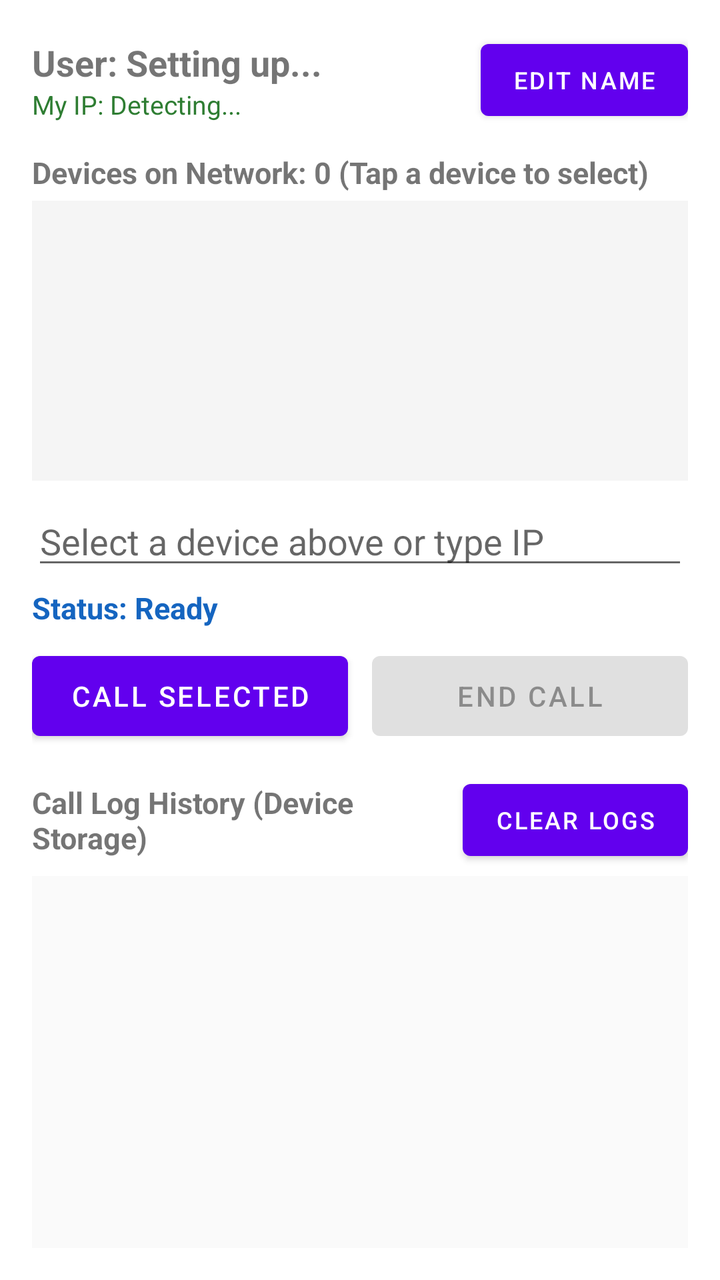
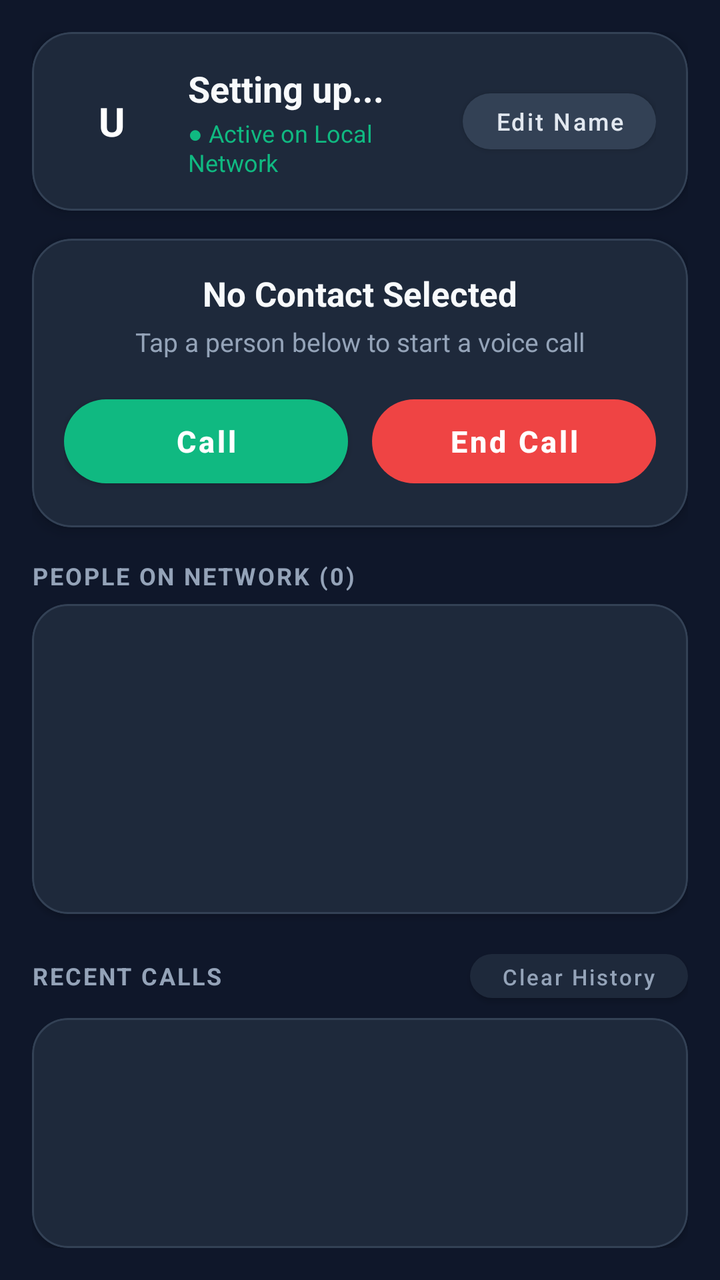

Compare the two renders of this Android layout. The source of the first and the diff that turns it into the second are given below.
<!-- AndroidManifest.xml: application theme Theme.MaterialComponents.DayNight.NoActionBar -->
<!-- res/layout/activity_main.xml -->
<?xml version="1.0" encoding="utf-8"?>
<LinearLayout xmlns:android="http://schemas.android.com/apk/res/android"
    android:layout_width="match_parent"
    android:layout_height="match_parent"
    android:orientation="vertical"
    android:padding="16dp">

    
    <LinearLayout
        android:layout_width="match_parent"
        android:layout_height="wrap_content"
        android:orientation="horizontal"
        android:gravity="center_vertical">

        <LinearLayout
            android:layout_width="0dp"
            android:layout_height="wrap_content"
            android:layout_weight="1"
            android:orientation="vertical">

            <TextView
                android:id="@+id/tvUsername"
                android:layout_width="wrap_content"
                android:layout_height="wrap_content"
                android:text="User: Setting up..."
                android:textSize="18sp"
                android:textStyle="bold" />

            <TextView
                android:id="@+id/tvMyIp"
                android:layout_width="wrap_content"
                android:layout_height="wrap_content"
                android:text="My IP: Detecting..."
                android:textSize="13sp"
                android:textColor="#2E7D32" />
        </LinearLayout>

        <Button
            android:id="@+id/btnChangeName"
            android:layout_width="wrap_content"
            android:layout_height="wrap_content"
            android:text="Edit Name"
            android:textSize="12sp" />
    </LinearLayout>

    
    <TextView
        android:id="@+id/tvDeviceCount"
        android:layout_width="match_parent"
        android:layout_height="wrap_content"
        android:text="Devices on Network: 0 (Tap a device to select)"
        android:textStyle="bold"
        android:textSize="15sp"
        android:layout_marginTop="12dp" />

    <ListView
        android:id="@+id/lvDevices"
        android:layout_width="match_parent"
        android:layout_height="140dp"
        android:background="#F5F5F5"
        android:layout_marginTop="4dp" />

    
    <EditText
        android:id="@+id/etTargetIp"
        android:layout_width="match_parent"
        android:layout_height="wrap_content"
        android:hint="Select a device above or type IP"
        android:inputType="text"
        android:layout_marginTop="8dp" />

    <TextView
        android:id="@+id/tvStatus"
        android:layout_width="match_parent"
        android:layout_height="wrap_content"
        android:text="Status: Ready"
        android:textSize="15sp"
        android:textStyle="bold"
        android:textColor="#1565C0"
        android:layout_marginTop="4dp" />

    
    <LinearLayout
        android:layout_width="match_parent"
        android:layout_height="wrap_content"
        android:orientation="horizontal"
        android:layout_marginTop="8dp">

        <Button
            android:id="@+id/btnCall"
            android:layout_width="0dp"
            android:layout_height="52dp"
            android:layout_weight="1"
            android:text="Call Selected"
            android:layout_marginEnd="6dp" />

        <Button
            android:id="@+id/btnEndCall"
            android:layout_width="0dp"
            android:layout_height="52dp"
            android:layout_weight="1"
            android:text="End Call"
            android:enabled="false"
            android:layout_marginStart="6dp" />
    </LinearLayout>

    
    <LinearLayout
        android:layout_width="match_parent"
        android:layout_height="wrap_content"
        android:orientation="horizontal"
        android:gravity="center_vertical"
        android:layout_marginTop="12dp">

        <TextView
            android:layout_width="0dp"
            android:layout_height="wrap_content"
            android:layout_weight="1"
            android:text="Call Log History (Device Storage)"
            android:textStyle="bold"
            android:textSize="15sp" />

        <Button
            android:id="@+id/btnClearLogs"
            android:layout_width="wrap_content"
            android:layout_height="wrap_content"
            android:text="Clear Logs"
            android:textSize="12sp" />
    </LinearLayout>

    <ListView
        android:id="@+id/lvCallLogs"
        android:layout_width="match_parent"
        android:layout_height="0dp"
        android:layout_weight="1"
        android:background="#FAFAFA"
        android:layout_marginTop="4dp" />

</LinearLayout>
<!-- resources referenced by this layout -->
<resources>

</resources>

<!-- the commit's change to res/layout/activity_main.xml (unified diff, before → after) -->
@@ -1,108 +1,185 @@
 <?xml version="1.0" encoding="utf-8"?>
 <LinearLayout xmlns:android="http://schemas.android.com/apk/res/android"
+    xmlns:app="http://schemas.android.com/apk/res-auto"
     android:layout_width="match_parent"
     android:layout_height="match_parent"
     android:orientation="vertical"
+    android:background="#0F172A"
     android:padding="16dp">
 
     
-    <LinearLayout
-        android:layout_width="match_parent"
-        android:layout_height="wrap_content"
-        android:orientation="horizontal"
-        android:gravity="center_vertical">
+    <com.google.android.material.card.MaterialCardView
+        android:layout_width="match_parent"
+        android:layout_height="wrap_content"
+        app:cardBackgroundColor="#1E293B"
+        app:cardCornerRadius="20dp"
+        app:cardElevation="4dp"
+        app:strokeColor="#334155"
+        app:strokeWidth="1dp">
 
         <LinearLayout
-            android:layout_width="0dp"
+            android:layout_width="match_parent"
             android:layout_height="wrap_content"
-            android:layout_weight="1"
-            android:orientation="vertical">
+            android:orientation="horizontal"
+            android:padding="16dp"
+            android:gravity="center_vertical">
 
             <TextView
-                android:id="@+id/tvUsername"
+                android:id="@+id/tvAvatarInitial"
+                android:layout_width="48dp"
+                android:layout_height="48dp"
+                android:gravity="center"
+                android:text="U"
+                android:textColor="#FFFFFF"
+                android:textSize="20sp"
+                android:textStyle="bold" />
+
+            <LinearLayout
+                android:layout_width="0dp"
+                android:layout_height="wrap_content"
+                android:layout_weight="1"
+                android:orientation="vertical"
+                android:layout_marginStart="14dp">
+
+                <TextView
+                    android:id="@+id/tvUsername"
+                    android:layout_width="wrap_content"
+                    android:layout_height="wrap_content"
+                    android:text="Setting up..."
+                    android:textColor="#F8FAFC"
+                    android:textSize="18sp"
+                    android:textStyle="bold" />
+
+                <TextView
+                    android:id="@+id/tvNetworkStatus"
+                    android:layout_width="wrap_content"
+                    android:layout_height="wrap_content"
+                    android:text="● Active on Local Network"
+                    android:textColor="#10B981"
+                    android:textSize="12sp"
+                    android:layout_marginTop="2dp" />
+            </LinearLayout>
+
+            <com.google.android.material.button.MaterialButton
+                android:id="@+id/btnChangeName"
                 android:layout_width="wrap_content"
-                android:layout_height="wrap_content"
-                android:text="User: Setting up..."
-                android:textSize="18sp"
-                android:textStyle="bold" />
+                android:layout_height="40dp"
+                android:text="Edit Name"
+                android:textSize="12sp"
+                android:textAllCaps="false"
+                android:textColor="#E2E8F0"
+                app:backgroundTint="#334155"
+                app:cornerRadius="20dp" />
+        </LinearLayout>
+    </com.google.android.material.card.MaterialCardView>
+
+    
+    <com.google.android.material.card.MaterialCardView
+        android:id="@+id/cardStatus"
+        android:layout_width="match_parent"
+        android:layout_height="wrap_content"
+        android:layout_marginTop="14dp"
+        app:cardBackgroundColor="#1E293B"
+        app:cardCornerRadius="20dp"
+        app:cardElevation="4dp"
+        app:strokeColor="#334155"
+        app:strokeWidth="1dp">
+
+        <LinearLayout
+            android:layout_width="match_parent"
+            android:layout_height="wrap_content"
+            android:orientation="vertical"
+            android:padding="16dp">
 
             <TextView
-                android:id="@+id/tvMyIp"
-                android:layout_width="wrap_content"
-                android:layout_height="wrap_content"
-                android:text="My IP: Detecting..."
+                android:id="@+id/tvStatusTitle"
+                android:layout_width="match_parent"
+                android:layout_height="wrap_content"
+                android:text="No Contact Selected"
+                android:textColor="#F8FAFC"
+                android:textSize="17sp"
+                android:textStyle="bold"
+                android:gravity="center" />
+
+            <TextView
+                android:id="@+id/tvStatusSubtitle"
+                android:layout_width="match_parent"
+                android:layout_height="wrap_content"
+                android:text="Tap a person below to start a voice call"
+                android:textColor="#94A3B8"
                 android:textSize="13sp"
-                android:textColor="#2E7D32" />
+                android:gravity="center"
+                android:layout_marginTop="4dp" />
+
+            <LinearLayout
+                android:layout_width="match_parent"
+                android:layout_height="wrap_content"
+                android:orientation="horizontal"
+                android:layout_marginTop="14dp">
+
+                <com.google.android.material.button.MaterialButton
+                    android:id="@+id/btnCall"
+                    android:layout_width="0dp"
+                    android:layout_height="54dp"
+                    android:layout_weight="1"
+                    android:text="Call"
+                    android:textSize="15sp"
+                    android:textStyle="bold"
+                    android:textAllCaps="false"
+                    android:textColor="#FFFFFF"
+                    app:backgroundTint="#10B981"
+                    app:cornerRadius="27dp"
+                    android:layout_marginEnd="6dp" />
+
+                <com.google.android.material.button.MaterialButton
+                    android:id="@+id/btnEndCall"
+                    android:layout_width="0dp"
+                    android:layout_height="54dp"
+                    android:layout_weight="1"
+                    android:text="End Call"
+                    android:textSize="15sp"
+                    android:textStyle="bold"
+                    android:textAllCaps="false"
+                    android:textColor="#FFFFFF"
+                    android:enabled="false"
+                    app:backgroundTint="#EF4444"
+                    app:cornerRadius="27dp"
+                    android:layout_marginStart="6dp" />
+            </LinearLayout>
         </LinearLayout>
-
-        <Button
-            android:id="@+id/btnChangeName"
-            android:layout_width="wrap_content"
-            android:layout_height="wrap_content"
-            android:text="Edit Name"
-            android:textSize="12sp" />
-    </LinearLayout>
+    </com.google.android.material.card.MaterialCardView>
 
     
     <TextView
         android:id="@+id/tvDeviceCount"
         android:layout_width="match_parent"
         android:layout_height="wrap_content"
-        android:text="Devices on Network: 0 (Tap a device to select)"
+        android:text="PEOPLE ON NETWORK (0)"
+        android:textColor="#94A3B8"
+        android:textSize="12sp"
         android:textStyle="bold"
-        android:textSize="15sp"
-        android:layout_marginTop="12dp" />
-
-    <ListView
-        android:id="@+id/lvDevices"
-        android:layout_width="match_parent"
-        android:layout_height="140dp"
-        android:background="#F5F5F5"
-        android:layout_marginTop="4dp" />
-
-    
-    <EditText
-        android:id="@+id/etTargetIp"
-        android:layout_width="match_parent"
-        android:layout_height="wrap_content"
-        android:hint="Select a device above or type IP"
-        android:inputType="text"
-        android:layout_marginTop="8dp" />
-
-    <TextView
-        android:id="@+id/tvStatus"
-        android:layout_width="match_parent"
-        android:layout_height="wrap_content"
-        android:text="Status: Ready"
-        android:textSize="15sp"
-        android:textStyle="bold"
-        android:textColor="#1565C0"
-        android:layout_marginTop="4dp" />
-
-    
-    <LinearLayout
-        android:layout_width="match_parent"
-        android:layout_height="wrap_content"
-        android:orientation="horizontal"
-        android:layout_marginTop="8dp">
-
-        <Button
-            android:id="@+id/btnCall"
-            android:layout_width="0dp"
-            android:layout_height="52dp"
-            android:layout_weight="1"
-            android:text="Call Selected"
-            android:layout_marginEnd="6dp" />
-
-        <Button
-            android:id="@+id/btnEndCall"
-            android:layout_width="0dp"
-            android:layout_height="52dp"
-            android:layout_weight="1"
-            android:text="End Call"
-            android:enabled="false"
-            android:layout_marginStart="6dp" />
-    </LinearLayout>
+        android:letterSpacing="0.08"
+        android:layout_marginTop="16dp"
+        android:layout_marginBottom="6dp" />
+
+    <com.google.android.material.card.MaterialCardView
+        android:layout_width="match_parent"
+        android:layout_height="155dp"
+        app:cardBackgroundColor="#1E293B"
+        app:cardCornerRadius="18dp"
+        app:cardElevation="2dp"
+        app:strokeColor="#334155"
+        app:strokeWidth="1dp">
+
+        <ListView
+            android:id="@+id/lvDevices"
+            android:layout_width="match_parent"
+            android:layout_height="match_parent"
+            android:divider="@android:color/transparent"
+            android:dividerHeight="6dp"
+            android:padding="8dp"
+            android:clipToPadding="false" />
+    </com.google.android.material.card.MaterialCardView>
 
     
     <LinearLayout
@@ -110,30 +187,49 @@
         android:layout_height="wrap_content"
         android:orientation="horizontal"
         android:gravity="center_vertical"
-        android:layout_marginTop="12dp">
+        android:layout_marginTop="14dp"
+        android:layout_marginBottom="4dp">
 
         <TextView
             android:layout_width="0dp"
             android:layout_height="wrap_content"
             android:layout_weight="1"
-            android:text="Call Log History (Device Storage)"
+            android:text="RECENT CALLS"
+            android:textColor="#94A3B8"
+            android:textSize="12sp"
             android:textStyle="bold"
-            android:textSize="15sp" />
-
-        <Button
+            android:letterSpacing="0.08" />
+
+        <com.google.android.material.button.MaterialButton
             android:id="@+id/btnClearLogs"
             android:layout_width="wrap_content"
-            android:layout_height="wrap_content"
-            android:text="Clear Logs"
-            android:textSize="12sp" />
+            android:layout_height="34dp"
+            android:text="Clear History"
+            android:textSize="11sp"
+            android:textAllCaps="false"
+            android:textColor="#94A3B8"
+            app:backgroundTint="#1E293B"
+            app:cornerRadius="17dp" />
     </LinearLayout>
 
-    <ListView
-        android:id="@+id/lvCallLogs"
+    <com.google.android.material.card.MaterialCardView
         android:layout_width="match_parent"
         android:layout_height="0dp"
         android:layout_weight="1"
-        android:background="#FAFAFA"
-        android:layout_marginTop="4dp" />
+        app:cardBackgroundColor="#1E293B"
+        app:cardCornerRadius="18dp"
+        app:cardElevation="2dp"
+        app:strokeColor="#334155"
+        app:strokeWidth="1dp">
+
+        <ListView
+            android:id="@+id/lvCallLogs"
+            android:layout_width="match_parent"
+            android:layout_height="match_parent"
+            android:divider="#334155"
+            android:dividerHeight="1dp"
+            android:padding="8dp"
+            android:clipToPadding="false" />
+    </com.google.android.material.card.MaterialCardView>
 
 </LinearLayout>
